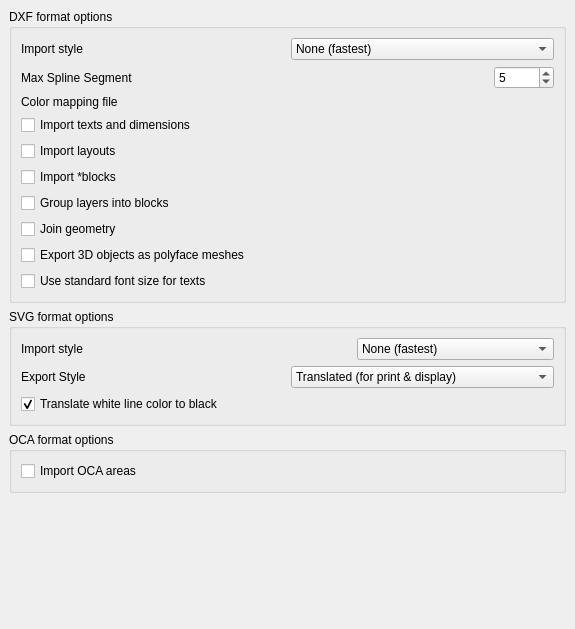
Before: the Qt Designer form src/Mod/Draft/Resources/ui/userprefs-import.ui in berndhahnebach/All_FreeCAD, drawn with Qt 5.
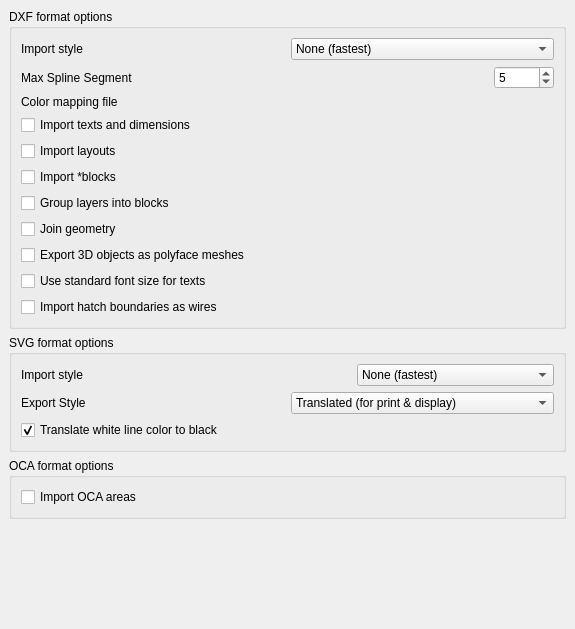
After: the same form once the commit is applied. Custom widgets are drawn as their Qt base class.

Commit message:
Draft DXF importer now supports hatches
+ hatch boundaries can now be imported as wires

Diff of the .ui file:
```diff
--- a/src/Mod/Draft/Resources/ui/userprefs-import.ui
+++ b/src/Mod/Draft/Resources/ui/userprefs-import.ui
@@ -300,6 +300,26 @@
         </item>
        </layout>
       </item>
+      <item>
+       <layout class="QHBoxLayout" name="horizontalLayout_12">
+        <item>
+         <widget class="Gui::PrefCheckBox" name="gui::prefcheckbox_10">
+          <property name="toolTip">
+           <string>If this is checked, hatches will be converted into simple wires</string>
+          </property>
+          <property name="text">
+           <string>Import hatch boundaries as wires</string>
+          </property>
+          <property name="prefEntry" stdset="0">
+           <cstring>importDxfHatches</cstring>
+          </property>
+          <property name="prefPath" stdset="0">
+           <cstring>Mod/Draft</cstring>
+          </property>
+         </widget>
+        </item>
+       </layout>
+      </item>
      </layout>
     </widget>
    </item>
```
The commit also changes 2 other files.
